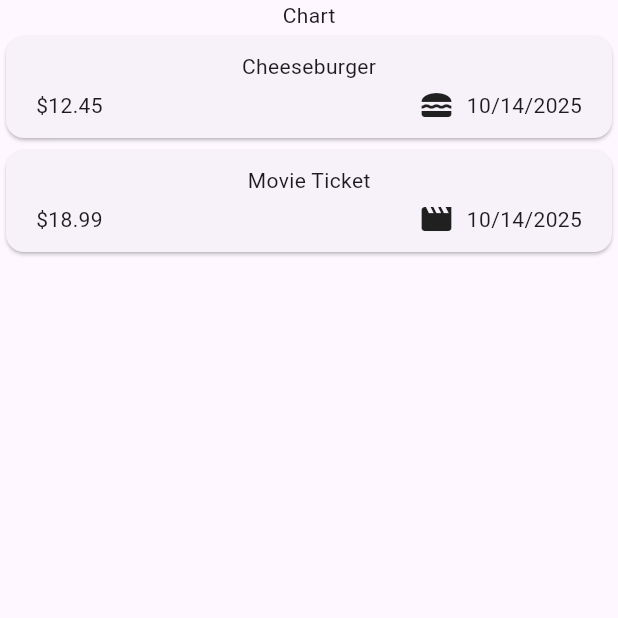
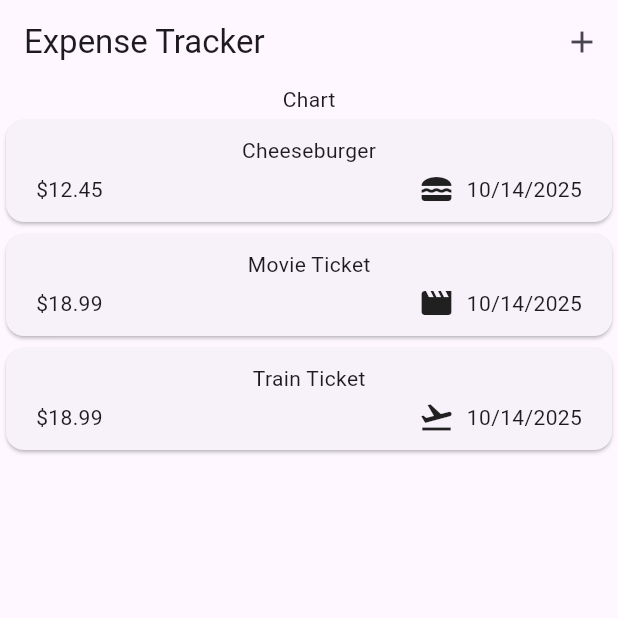
Before and after one commit to HammadM48/expense_tracker, a Flutter app: the screen it shows after launch, on a phone screen of 412 x 824 dp, the top half of it. Run offline on Flutter 3.47's test engine with Material 3 defaults, Android fonts, the phone set to English and light mode, and no system bars.

Commit message:
Added App Bar

```diff
--- a/lib/expenses.dart
+++ b/lib/expenses.dart
@@ -24,11 +24,21 @@ class _ExpensesState extends State<Expenses> {
     date: DateTime.now(),
     category: Category.leisure,
     ),
+    Expense(
+    title: "Train Ticket",
+    amount: 18.99,
+    date: DateTime.now(),
+    category: Category.travel,
+    ),
   ];
 
   @override
   Widget build(BuildContext context) {
     return Scaffold(
+      appBar: AppBar(
+        title: const Text('Expense Tracker'),
+        actions: [IconButton(onPressed:() {}, icon: const Icon(Icons.add))],
+      ),
       body: Column(
         children: [
           Text("Chart"),
```
